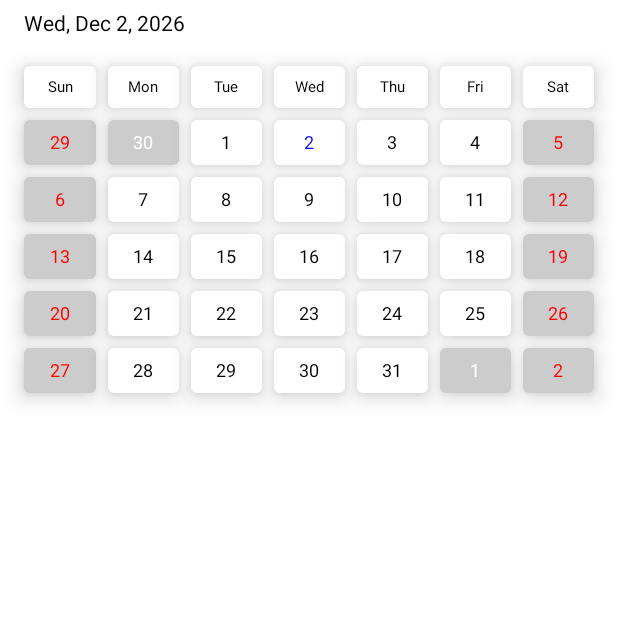
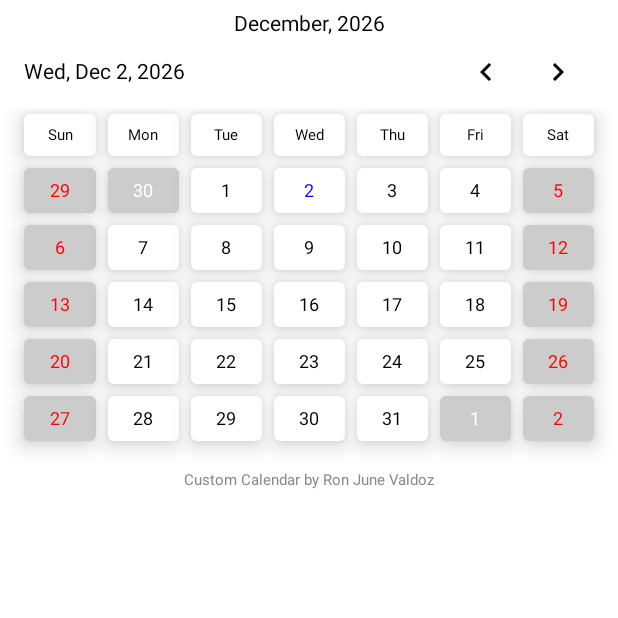
Before and after one commit to ronjunevaldoz/todo-app-multiplatform, an Android app built with Jetpack Compose: the composable Calendar shown on its own in the app's theme, on a phone screen of 412 x 824 dp, the top half of it. Run offline under Robolectric (Android 15) with nearby library versions, the phone set to English and light mode, and no system bars; 1 statement that could not run was skipped.

Commit message:
Added calendar prev & next button

```diff
--- a/shared/src/commonMain/kotlin/com/ronjunevaldoz/todo/ui/common/calendar/Calendar.kt
+++ b/shared/src/commonMain/kotlin/com/ronjunevaldoz/todo/ui/common/calendar/Calendar.kt
@@ -1,7 +1,9 @@
 package com.ronjunevaldoz.todo.ui.common.calendar
 
+import androidx.compose.foundation.layout.Arrangement
 import androidx.compose.foundation.layout.Column
 import androidx.compose.foundation.layout.PaddingValues
+import androidx.compose.foundation.layout.Row
 import androidx.compose.foundation.layout.Spacer
 import androidx.compose.foundation.layout.fillMaxWidth
 import androidx.compose.foundation.layout.height
@@ -9,28 +11,83 @@ import androidx.compose.foundation.layout.padding
 import androidx.compose.foundation.lazy.grid.GridCells
 import androidx.compose.foundation.lazy.grid.LazyVerticalGrid
 import androidx.compose.foundation.lazy.grid.items
+import androidx.compose.material.Icon
+import androidx.compose.material.IconButton
 import androidx.compose.material.Text
+import androidx.compose.material.icons.Icons
+import androidx.compose.material.icons.filled.ChevronLeft
+import androidx.compose.material.icons.filled.ChevronRight
 import androidx.compose.runtime.Composable
+import androidx.compose.runtime.getValue
+import androidx.compose.runtime.mutableStateOf
+import androidx.compose.runtime.remember
+import androidx.compose.runtime.setValue
+import androidx.compose.ui.Alignment
 import androidx.compose.ui.Modifier
+import androidx.compose.ui.graphics.Color
 import androidx.compose.ui.unit.dp
+import androidx.compose.ui.unit.sp
 import com.ronjunevaldoz.todo.utils.calendarLabel
+import com.ronjunevaldoz.todo.utils.calendarTitle
 import com.ronjunevaldoz.todo.utils.calendarWeekOrder
 import com.ronjunevaldoz.todo.utils.today
+import kotlinx.datetime.DatePeriod
+import kotlinx.datetime.Month
+import kotlinx.datetime.minus
+import kotlinx.datetime.plus
 
 @Composable
-fun Calendar(modifier: Modifier = Modifier, onSelectDay: (CalendarDay) -> Unit) {
-    val grids = generateCalendarGrid(today.year, today.monthNumber)
-    Column(modifier = modifier.fillMaxWidth()) {
+fun Calendar(
+    modifier: Modifier = Modifier,
+    onSelectDay: (
+        CalendarDay
+    ) -> Unit
+) {
+    var currentDate by remember { mutableStateOf(today) }
+    val grids = generateCalendarGrid(currentDate.year, currentDate.monthNumber)
+    Column(modifier = modifier.fillMaxWidth(), horizontalAlignment = Alignment.CenterHorizontally) {
         Spacer(Modifier.height(8.dp))
         Text(
-            text = today.calendarLabel,
-            modifier = Modifier
-                .padding(horizontal = 16.dp)
+            text = currentDate.calendarTitle
         )
+        Row(
+            horizontalArrangement = Arrangement.Center,
+            verticalAlignment = Alignment.CenterVertically,
+            modifier = Modifier.padding(horizontal = 16.dp)
+        ) {
+            Text(
+                text = today.calendarLabel,
+            )
+            Spacer(Modifier.weight(1f))
+            IconButton(
+                onClick = {
+                    // check first if prev is allowed
+                    currentDate -= if (currentDate.month == Month.JANUARY) {
+                        // move to last year if current month is january
+                        DatePeriod(months = 1, years = 0)
+                    } else {
+                        DatePeriod(months = 1)
+                    }
+                }) {
+                Icon(Icons.Default.ChevronLeft, contentDescription = "Prev")
+            }
+            IconButton(
+                onClick = {
+                    currentDate += if (currentDate.month == Month.DECEMBER) {
+                        // move to next year if current month is december
+                        DatePeriod(months = 1, years = 0)
+                    } else {
+                        // otherwise add only 1 month
+                        DatePeriod(months = 1)
+                    }
+                }) {
+                Icon(Icons.Default.ChevronRight, contentDescription = "Next")
+            }
+        }
         LazyVerticalGrid(columns = GridCells.Fixed(7),
             contentPadding = PaddingValues(
                 start = 12.dp,
-                top = 16.dp,
+//                top = 16.dp,
                 end = 12.dp,
                 bottom = 16.dp
             ),
@@ -42,5 +99,12 @@ fun Calendar(modifier: Modifier = Modifier, onSelectDay: (CalendarDay) -> Unit)
                     CalendarDayView(it, onSelectDay)
                 }
             })
+
+        Text(
+            text = "Custom Calendar by Ron June Valdoz",
+            fontSize = 10.sp,
+            color = Color.Gray
+        )
+        Spacer(Modifier.height(8.dp))
     }
 }
--- a/shared/src/commonMain/kotlin/com/ronjunevaldoz/todo/ui/common/calendar/CalendarDay.kt
+++ b/shared/src/commonMain/kotlin/com/ronjunevaldoz/todo/ui/common/calendar/CalendarDay.kt
@@ -2,6 +2,9 @@ package com.ronjunevaldoz.todo.ui.common.calendar
 
 import kotlinx.datetime.LocalDate
 
+/**
+ * TODO move to model data
+ */
 data class CalendarDay(
     val date: LocalDate,
     val isCurrentMonth: Boolean,
--- a/shared/src/commonMain/kotlin/com/ronjunevaldoz/todo/ui/common/calendar/GenerateCalendarGrid.kt
+++ b/shared/src/commonMain/kotlin/com/ronjunevaldoz/todo/ui/common/calendar/GenerateCalendarGrid.kt
@@ -7,7 +7,9 @@ import kotlinx.datetime.isoDayNumber
 import kotlinx.datetime.minus
 import kotlinx.datetime.plus
 
-
+/**
+ * TODO move to view model
+ */
 fun generateCalendarGrid(year: Int, month: Int): List<CalendarDay> {
     val startDate = LocalDate(year, month, dayOfMonth = 1)
     val endDate = startDate + DatePeriod(months = 1) - DatePeriod(days = 1)
--- a/shared/src/commonMain/kotlin/com/ronjunevaldoz/todo/utils/calendar.kt
+++ b/shared/src/commonMain/kotlin/com/ronjunevaldoz/todo/utils/calendar.kt
@@ -34,14 +34,18 @@ val DayOfWeek.short: String
     }
 
 val LocalDate.calendarLabel: String
-    get() = "${dayOfWeek.short}, ${monthNumberToShortName(monthNumber)} ${dayOfMonth}, ${today.year}"
+    get() = "${dayOfWeek.short}, ${monthNumber.monthShortName} ${dayOfMonth}, $year"
+val LocalDate.calendarTitle: String
+    get() = "${
+        month.name.lowercase()
+            .replaceFirstChar { if (it.isLowerCase()) it.titlecase() else it.toString() }
+    }, $year"
 
-fun monthNumberToShortName(monthNumber: Int): String {
-    val months =
-        listOf("Jan", "Feb", "Mar", "Apr", "May", "Jun", "Jul", "Aug", "Sep", "Oct", "Nov", "Dec")
-    if (monthNumber in 1..12) {
-        return months[monthNumber - 1]
+val months =
+    listOf("Jan", "Feb", "Mar", "Apr", "May", "Jun", "Jul", "Aug", "Sep", "Oct", "Nov", "Dec")
+val Int.monthShortName: String
+    get() = if (this in 1..12) {
+        months[this - 1]
     } else {
-        throw IllegalArgumentException("Invalid month number: $monthNumber")
+        throw IllegalArgumentException("Invalid month number: $this")
     }
-}
```
Also changed, not shown: shared/src/commonMain/kotlin/com/ronjunevaldoz/todo/ui/common/calendar/CalendarPicker.kt (+11 -2 lines), shared/src/commonMain/kotlin/com/ronjunevaldoz/todo/ui/screens/todo/add_edit/AddEditScreen.kt (+5 -3 lines).
